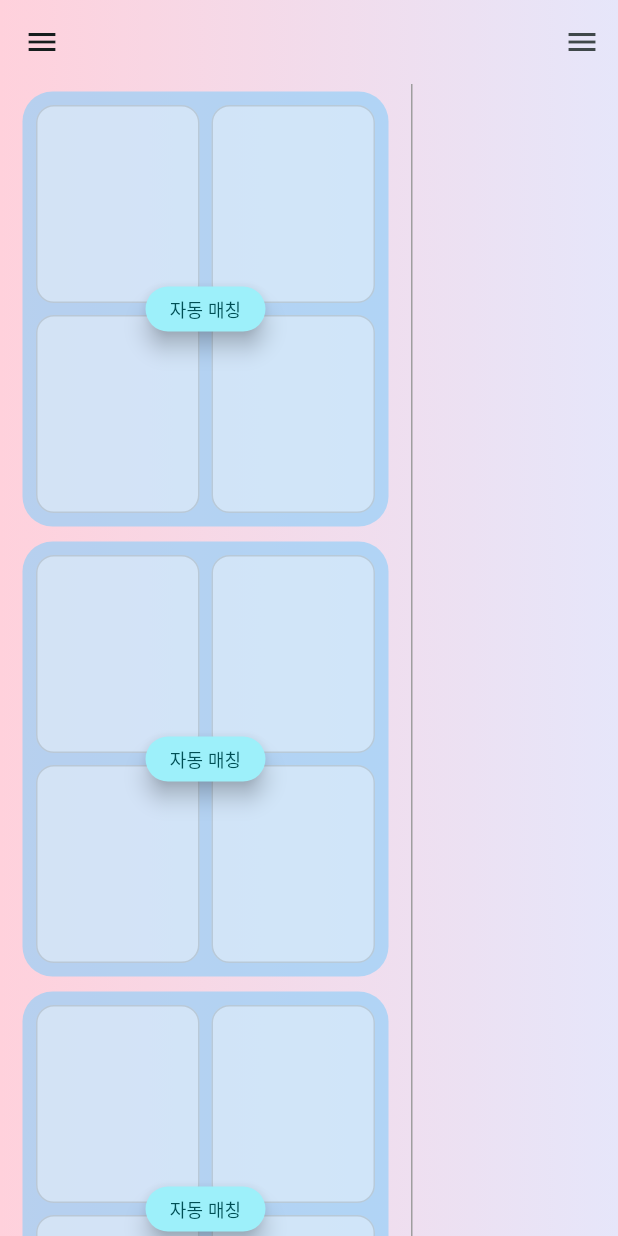
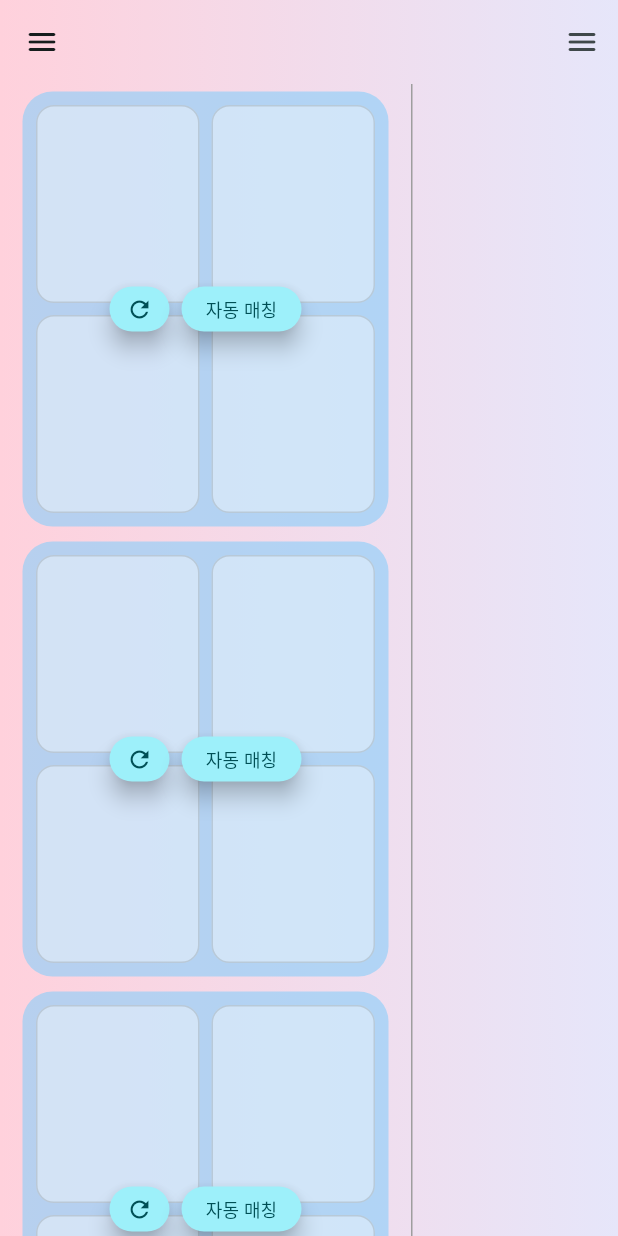
Before and after one commit to Hyun-Tak-Lee/hotswing, a Flutter app: the screen it shows after launch, on a phone screen of 412 x 824 dp. Run offline on Flutter 3.47's test engine with Material 3 defaults, Android fonts, the phone set to English and light mode, and no system bars; our stand-ins replace shared_preferences.

Commit message:
경기 시작 전 코트 초기화 기능 추가 및 지각자 점수 반영
- 각 코트별로 경기 시작 전에 플레이어 목록을 초기화할 수 있는 기능 추가
- 선수 배정 시 지각(lated) 점수를 고려하여 played 점수에 합산하도록 변경
- 좌측 메뉴의 참여자 목록에 지각 횟수 표시
- 앱바 메뉴 아이콘 변경 (menu -> menu_rounded)

```diff
--- a/lib/main.dart
+++ b/lib/main.dart
@@ -66,7 +66,7 @@ class _MyHomePageState extends State<MyHomePage> {
           elevation: 0,
           toolbarHeight: appBarHeight, // 수정된 AppBar 높이 적용
           leading: IconButton(
-            icon: const Icon(Icons.menu),
+            icon: const Icon(Icons.menu_rounded),
             iconSize: iconSize,
             onPressed: () {
               _scaffoldKey.currentState?.openDrawer();
@@ -74,7 +74,7 @@ class _MyHomePageState extends State<MyHomePage> {
           ),
           actions: <Widget>[
             IconButton(
-              icon: const Icon(Icons.menu),
+              icon: const Icon(Icons.menu_rounded),
               iconSize: iconSize,
               onPressed: () {
                 _scaffoldKey.currentState?.openEndDrawer();
--- a/lib/src/common/widgets/main_content.dart
+++ b/lib/src/common/widgets/main_content.dart
@@ -257,6 +257,25 @@ class _MainContentState extends State<MainContent> {
                                 ),
                               ],
                             ),
+                            Row(
+                              mainAxisAlignment: MainAxisAlignment.center,
+                              mainAxisSize: MainAxisSize.min,
+                              children: [
+                                SizedBox(
+                                  width: widget.isMobileSize ? 40.0 : 50.0,
+                                  height: widget.isMobileSize ? 30.0 : 45.0,
+                                  child: FloatingActionButton(
+                                    onPressed: () {
+                                      playersProvider.movePlayersFromCourtToUnassigned(sectionIndex,0);
+                                      setState(() {
+                                        _courtGameStartedState[sectionIndex] = false;
+                                      });
+                                    },
+                                    heroTag: 'refresh_fab_$sectionIndex',
+                                    child: Icon(Icons.refresh, size: widget.isMobileSize ? 18.0 : 24.0),
+                                  ),
+                                ),
+                                const SizedBox(width: 8.0),
                                 if (!isGameStarted)
                                   SizedBox(
                                     width: widget.isMobileSize ? 80.0 : 120.0,
@@ -275,11 +294,10 @@ class _MainContentState extends State<MainContent> {
                                         });
                                       },
                                       heroTag: 'start_fab_$sectionIndex',
-                                  // child: Icon(Icons.play_arrow),
                                       child: Text('자동 매칭',style:TextStyle(fontSize:widget.isMobileSize ? 12.0 : 20.0)),
                                     ),
-                              ),
-                            if (isGameStarted)
+                                  )
+                                else // isGameStarted
                                   SizedBox(
                                     width: widget.isMobileSize ? 90.0 : 150.0,
                                     height: widget.isMobileSize ? 30.0 : 45.0,
@@ -288,14 +306,14 @@ class _MainContentState extends State<MainContent> {
                                         playersProvider.incrementWaitedTimeForAllUnassignedPlayers();
                                         playersProvider.movePlayersFromCourtToUnassigned(sectionIndex);
                                         setState(() {
-                                      _courtGameStartedState[sectionIndex] =
-                                          false;
+                                          _courtGameStartedState[sectionIndex] = false;
                                         });
                                       },
                                       heroTag: 'stop_fab_$sectionIndex',
-                                  // child: Icon(Icons.stop),
                                       child: Text('코트 확정, 제거',style:TextStyle(fontSize:widget.isMobileSize ? 12.0 : 20.0)),
                                     ),
+                                  ),
+                              ],
                             ),
                           ],
                         ),
--- a/lib/src/providers/players_provider.dart
+++ b/lib/src/providers/players_provider.dart
@@ -30,7 +30,7 @@ class Player {
     'gender': gender,
     'played': played,
     'waited': waited,
-    'lated': lated, // Added lated to toJson
+    'lated': lated,
   };
 
   factory Player.fromJson(Map<String, dynamic> json) => Player(
@@ -38,10 +38,11 @@ class Player {
     manager: json['manager'],
     rate: json['rate'],
     gender: json['gender'],
-    played: json['played'],
-    waited: json['waited'],
-    lated: json['lated'], // Added lated to fromJson
+    played: json['played'] ?? 0,
+    waited: json['waited'] ?? 0,
+    lated: json['lated'] ?? 0,
   );
+
 
   @override
   bool operator ==(Object other) =>
@@ -68,7 +69,7 @@ class PlayersProvider with ChangeNotifier {
     //   String gender = _random.nextBool() ? '남' : '여';
     //   int played = 0;
     //   int waited = 0;
-    //   int lated = 0; // Initialize lated for new players
+    //   int lated = 0;
     //   Player newPlayer = Player(
     //     name: playerName,
     //     manager: manager,
@@ -76,7 +77,7 @@ class PlayersProvider with ChangeNotifier {
     //     gender: gender,
     //     played: played,
     //     waited: waited,
-    //     lated: lated, // Pass lated to constructor
+    //     lated: lated,
     //   );
     //   _players[playerName] = newPlayer;
     //   _unassignedPlayers.add(newPlayer);
@@ -92,7 +93,6 @@ class PlayersProvider with ChangeNotifier {
     updateAssignedPlayersListCount(initialCount);
   }
 
-  // Function to save players to SharedPreferences
   Future<void> _savePlayersToPrefs() async {
     final SharedPreferences prefs = await SharedPreferences.getInstance();
     Map<String, String> playersJsonMap = _players.map((key, player) {
@@ -207,11 +207,11 @@ class PlayersProvider with ChangeNotifier {
     _savePlayersToPrefs();
   }
 
-  // 모든 플레이어의 목록을 played가 낮은 순으로, waited가 많은 순으로 정렬하여 반환합니다.
+  // 모든 플레이어의 목록을 (played + lated)가 낮은 순으로, waited가 많은 순으로 정렬하여 반환합니다.
   List<Player> getPlayers() {
     var playerList = _players.values.toList();
     playerList.sort((a, b) {
-      int playedCompare = a.played.compareTo(b.played);
+      int playedCompare = (a.played + a.lated).compareTo(b.played + b.lated);
       if (playedCompare != 0) {
         return playedCompare;
       }
@@ -335,7 +335,7 @@ class PlayersProvider with ChangeNotifier {
   }
 
   // 해당 코트의 플레이어들을 미할당 구역으로 이동시킵니다.
-  void movePlayersFromCourtToUnassigned(int sectionIndex) {
+  void movePlayersFromCourtToUnassigned(int sectionIndex, [int played = 1]) {
     if (sectionIndex < 0 || sectionIndex >= _assignedPlayers.length) {
       return;
     }
@@ -343,8 +343,8 @@ class PlayersProvider with ChangeNotifier {
     for (int i = 0; i < playersInCourt.length; i++) {
       Player? player = playersInCourt[i];
       if (player != null) {
-        player.waited = 0;
-        player.played++;
+        player.waited = played != 0 ? 0 : player.waited;
+        player.played += played;
         if (!_unassignedPlayers.contains(player)) {
           _unassignedPlayers.add(player);
         }
@@ -420,7 +420,7 @@ class PlayersProvider with ChangeNotifier {
 
       final sortedCandidates = List.of(candidatePlayers)
         ..sort((a, b) {
-          int playedCompare = a.played.compareTo(b.played);
+          int playedCompare = (a.played + a.lated).compareTo(b.played + b.lated);
           if (playedCompare != 0) return playedCompare;
           return b.waited.compareTo(a.waited);
         });
@@ -430,7 +430,7 @@ class PlayersProvider with ChangeNotifier {
       final topPlayer = sortedCandidates.first;
       final topTierPlayers = sortedCandidates
           .where(
-            (p) => p.played == topPlayer.played && p.waited == topPlayer.waited,
+            (p) => (p.played + p.lated) == (topPlayer.played + topPlayer.lated) && p.waited == topPlayer.waited,
           )
           .toList();
 
@@ -519,12 +519,12 @@ class PlayersProvider with ChangeNotifier {
         (_unassignedPlayers.length == 0 ? 1 : _unassignedPlayers.length) *
         4;
 
-    // 4. 플레이 점수 계산
+    // 4. 플레이 횟수 점수 계산
     final double avgPlayed = _unassignedPlayers.isEmpty
         ? 0.0
         : _unassignedPlayers.map((p) => p.played).reduce((a, b) => a + b) /
               _unassignedPlayers.length;
-    double playedScore = avgPlayed - player.played;
+    double playedScore = avgPlayed - (player.played + player.lated);
 
     // 최종 점수 = 각 점수 * 가중치의 합
     return (skillScore * skillWeight) +
```
Also changed, not shown: lib/src/common/widgets/left_side_menu.dart (+4 -6 lines). Lines whose indentation alone changed are shown as unchanged.
